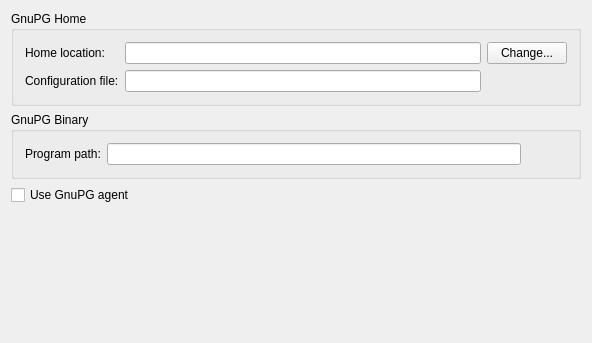
Before: the Qt Designer form conf_gpg.ui in KDE/kgpg, drawn with Qt 5.
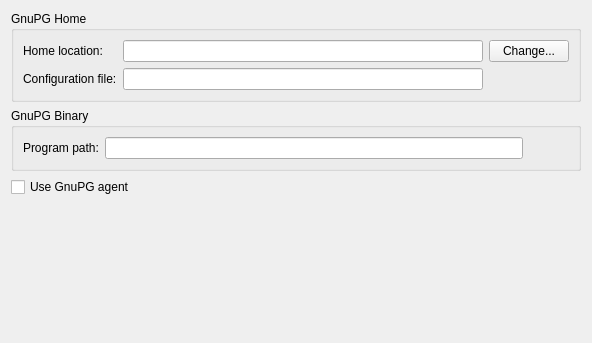
After: the same form once the commit is applied. Custom widgets are drawn as their Qt base class.

```diff
--- a/conf_gpg.ui
+++ b/conf_gpg.ui
@@ -175,7 +175,6 @@
    </item>
   </layout>
  </widget>
- <layoutdefault spacing="6" margin="11" />
   <customwidgets>
   <customwidget>
    <class>KLineEdit</class>
```
